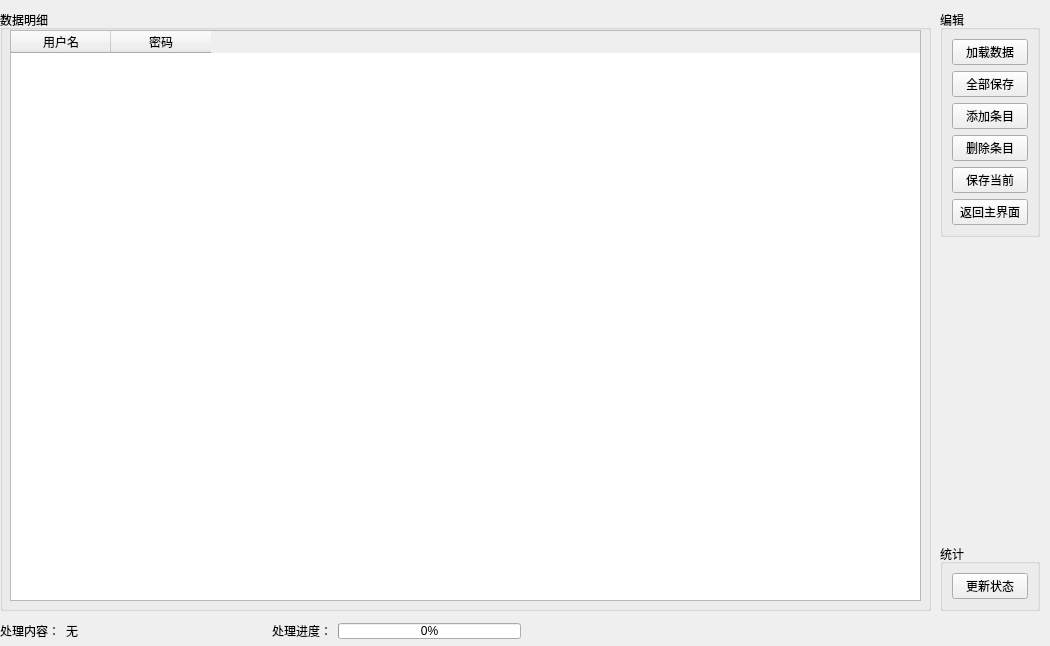
Qt form ME/CommunityCanteenSys/Windows/Admin_Paper/adminwin.ui (JoyJeeo/-) before a commit.
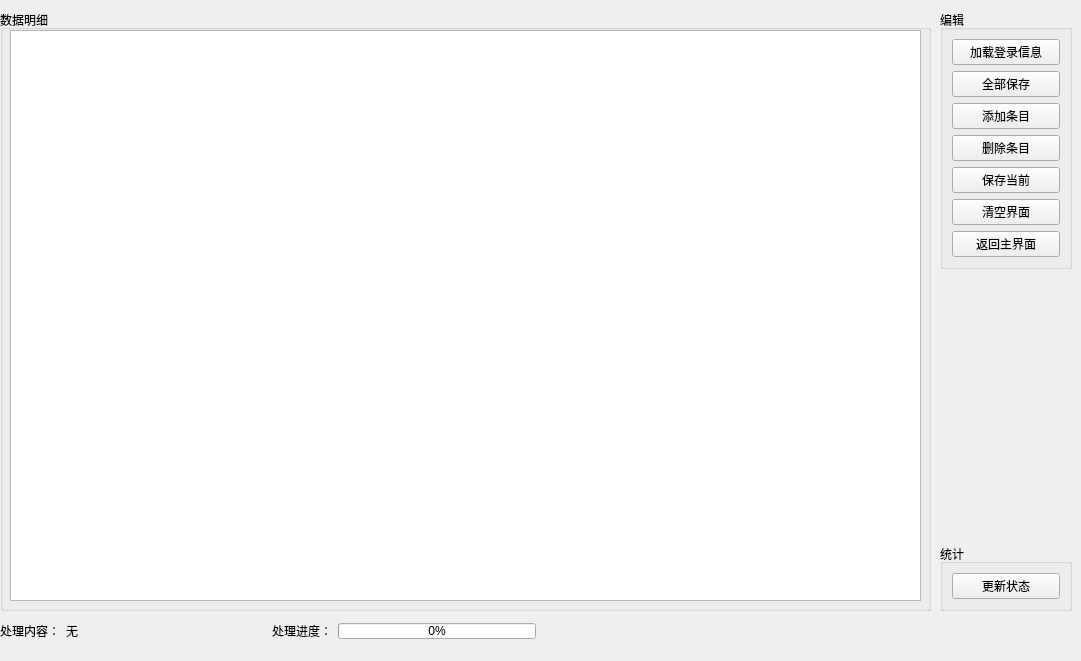
The same form after that commit. Icons and pictures are not drawn.

```diff
--- a/ME/CommunityCanteenSys/Windows/Admin_Paper/adminwin.ui
+++ b/ME/CommunityCanteenSys/Windows/Admin_Paper/adminwin.ui
@@ -6,8 +6,8 @@
    <rect>
     <x>0</x>
     <y>0</y>
-    <width>1050</width>
-    <height>646</height>
+    <width>1081</width>
+    <height>661</height>
    </rect>
   </property>
   <property name="windowTitle">
@@ -18,7 +18,7 @@
     <rect>
      <x>0</x>
      <y>620</y>
-     <width>1041</width>
+     <width>1071</width>
      <height>22</height>
     </rect>
    </property>
@@ -103,16 +103,6 @@
       <height>571</height>
      </rect>
     </property>
-    <column>
-     <property name="text">
-      <string>用户名</string>
-     </property>
-    </column>
-    <column>
-     <property name="text">
-      <string>密码</string>
-     </property>
-    </column>
    </widget>
   </widget>
   <widget class="QWidget" name="layoutWidget_2">
@@ -120,7 +110,7 @@
     <rect>
      <x>940</x>
      <y>10</y>
-     <width>100</width>
+     <width>132</width>
      <height>601</height>
     </rect>
    </property>
@@ -144,7 +134,7 @@
             <string notr="true"/>
            </property>
            <property name="text">
-            <string>加载数据</string>
+            <string>加载登录信息</string>
            </property>
            <property name="icon">
             <iconset resource="../../../../../Cpp/Project_Learn/Qt_Excel/Images.qrc">
@@ -213,7 +203,14 @@
           </widget>
          </item>
          <item>
-          <widget class="QPushButton" name="back">
+          <widget class="QPushButton" name="clear_btn">
+           <property name="text">
+            <string>清空界面</string>
+           </property>
+          </widget>
+         </item>
+         <item>
+          <widget class="QPushButton" name="back_btn">
            <property name="text">
             <string>返回主界面</string>
            </property>
```
Left out of the diff: 18 changed lines with no effect on the pictures.
